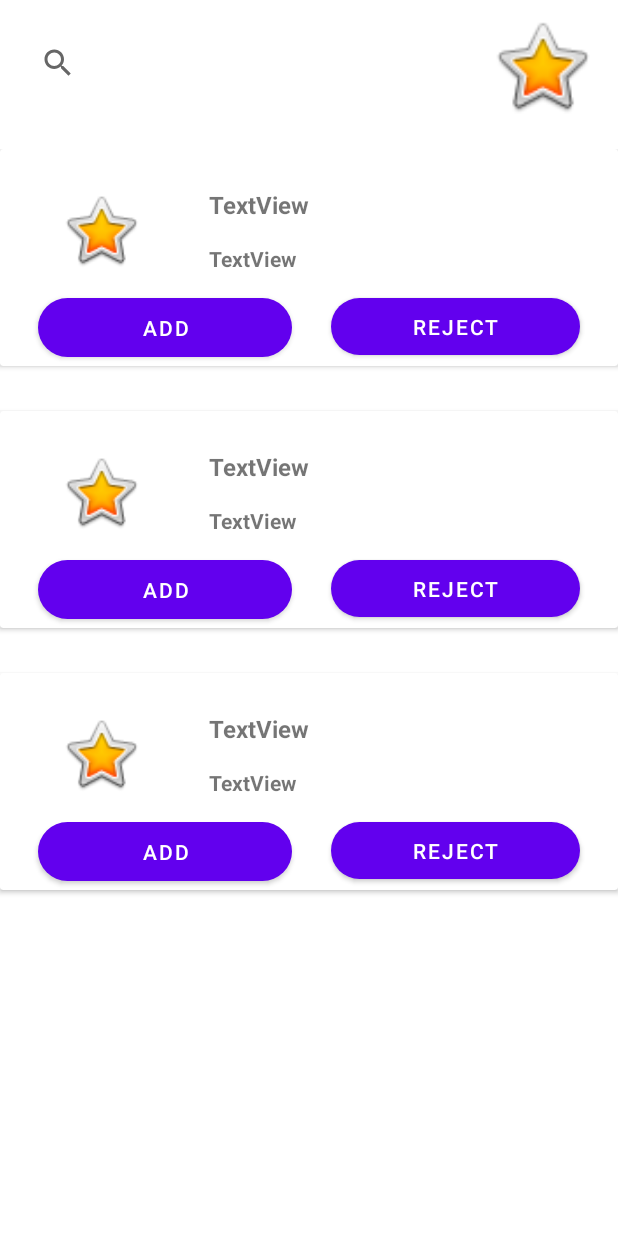
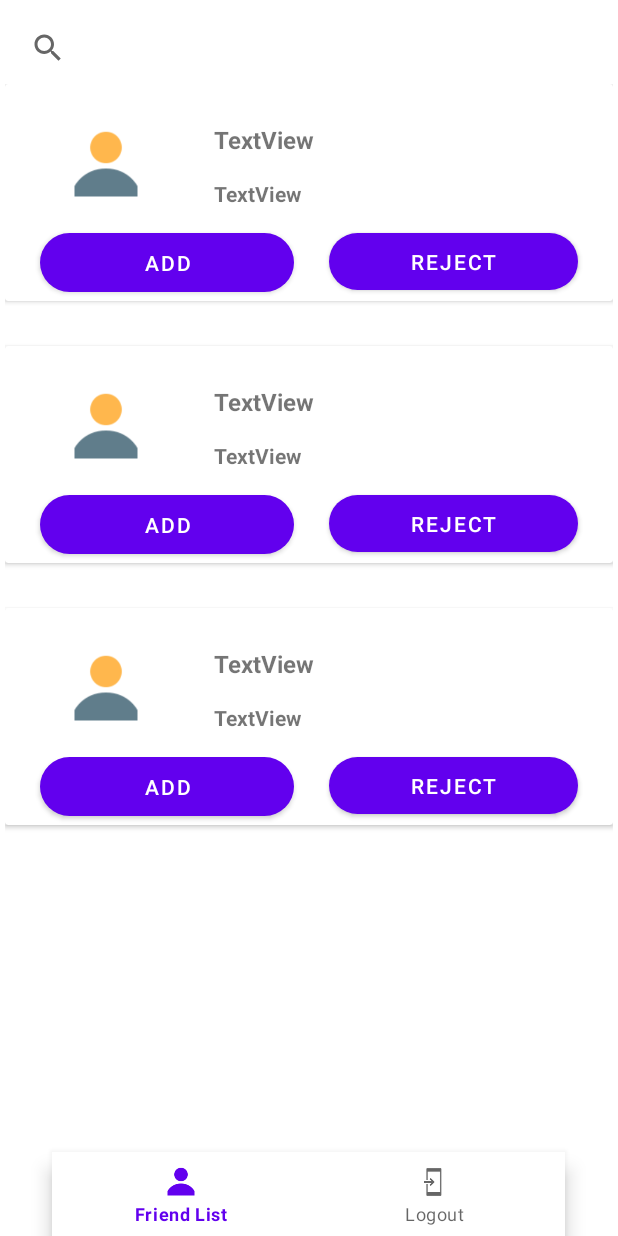
Before and after one commit to bajpaiNikhil/TestChatApp, an Android app: the layout fragment_request.xml on its own in the app's theme, with its tools: preview values and no code run, on a phone screen of 412 x 824 dp. Run offline under Robolectric (Android 15) with nearby library versions, the phone set to English and light mode, and no system bars.

Commit message:
Changes -  Bottom Navigation added to request and global user list, created different menu bars for different fragments and some small ui fix's for list item constraints

```diff
--- a/app/src/main/java/com/example/testchatapp/FriendAdapter.kt
+++ b/app/src/main/java/com/example/testchatapp/FriendAdapter.kt
@@ -11,12 +11,8 @@
 
     class FriendHolder(view : View) : RecyclerView.ViewHolder(view) {
         val userNameIs = view.findViewById<TextView>(R.id.FriendUserName)
-        val userEmail  = view.findViewById<TextView>(R.id.FriendEmail)
         val onlineImage = view.findViewById<ImageView>(R.id.onlineIv)
         val offlineImage = view.findViewById<ImageView>(R.id.offlineIv)
-
-//        val statusFlag = view.findViewById<TextView>(R.id.FriendTvStatus)
-
     }
 
     override fun onCreateViewHolder(parent : ViewGroup, viewType : Int) : FriendHolder {
@@ -30,7 +26,6 @@
         holder.offlineImage.visibility = View.INVISIBLE
 
         holder.userNameIs.text = currentItem.usernameR
-        holder.userEmail.text  = currentItem.emailR
 
         if(currentItem.status == "Active") {
             holder.onlineImage.visibility = View.VISIBLE
--- a/app/src/main/res/layout/fragment_request.xml
+++ b/app/src/main/res/layout/fragment_request.xml
@@ -6,35 +6,34 @@
     android:layout_height="match_parent"
     tools:context=".RequestFragment" >
 
+    <SearchView
+        android:id="@+id/requestSearchView"
+        android:layout_width="0dp"
+        android:layout_height="wrap_content"
+        android:layout_marginStart="8dp"
+        android:layout_marginTop="8dp"
+        android:layout_marginEnd="8dp"
+        app:layout_constraintEnd_toEndOf="parent"
+        app:layout_constraintStart_toStartOf="parent"
+        app:layout_constraintTop_toTopOf="parent" />
+
     <androidx.recyclerview.widget.RecyclerView
         android:id="@+id/requestRecyclerView"
-        android:layout_width="0dp"
-        android:layout_height="0dp"
-        android:layout_marginTop="32dp"
-        app:layout_constraintBottom_toBottomOf="parent"
+        android:layout_width="405dp"
+        android:layout_height="509dp"
         app:layout_constraintEnd_toEndOf="parent"
         app:layout_constraintStart_toStartOf="parent"
         app:layout_constraintTop_toBottomOf="@+id/requestSearchView"
         tools:listitem="@layout/item_request" />
 
-    <SearchView
-        android:id="@+id/requestSearchView"
-        android:layout_width="298dp"
-        android:layout_height="51dp"
-        android:layout_marginStart="16dp"
-        android:layout_marginTop="16dp"
-        android:layout_marginEnd="7dp"
-        app:layout_constraintEnd_toStartOf="@+id/requestViewProfile"
+    <com.google.android.material.bottomnavigation.BottomNavigationView
+        android:id="@+id/bottomNavigationView"
+        android:layout_width="342dp"
+        android:layout_height="wrap_content"
+        app:layout_constraintBottom_toBottomOf="parent"
+        app:layout_constraintEnd_toEndOf="parent"
+        app:layout_constraintHorizontal_bias="0.494"
         app:layout_constraintStart_toStartOf="parent"
-        app:layout_constraintTop_toTopOf="parent" />
+        app:menu="@menu/request_fragment_menu" />
 
-    <ImageView
-        android:id="@+id/requestViewProfile"
-        android:layout_width="85dp"
-        android:layout_height="72dp"
-        android:layout_marginTop="8dp"
-        android:layout_marginEnd="8dp"
-        android:src="@android:drawable/btn_star_big_on"
-        app:layout_constraintEnd_toEndOf="parent"
-        app:layout_constraintTop_toTopOf="parent" />
 </androidx.constraintlayout.widget.ConstraintLayout>
--- a/app/src/main/res/layout/item_request.xml
+++ b/app/src/main/res/layout/item_request.xml
@@ -18,7 +18,7 @@
             android:layout_marginTop="26dp"
             app:layout_constraintStart_toStartOf="parent"
             app:layout_constraintTop_toTopOf="parent"
-            app:srcCompat="@android:drawable/btn_star_big_on" />
+            app:srcCompat="@drawable/profile" />
 
         <TextView
             android:id="@+id/requestMessage"
--- /dev/null
+++ b/app/src/main/res/menu/request_fragment_menu.xml
@@ -0,0 +1,12 @@
+<?xml version="1.0" encoding="utf-8"?>
+<menu xmlns:android="http://schemas.android.com/apk/res/android">
+
+    <item
+        android:id="@+id/FriendList"
+        android:icon="@drawable/profile"
+        android:title="Friend List" />
+    <item
+        android:id="@+id/Logout"
+        android:icon="@drawable/common_full_open_on_phone"
+        android:title="Logout" />
+</menu>
```
Also changed, not shown: app/src/main/java/com/example/testchatapp/RequestFragment.kt (+18 -1 lines), app/src/main/java/com/example/testchatapp/UserFragment.kt (+18 -6 lines), app/src/main/res/layout/fragment_friend.xml (+10 -11 lines), app/src/main/res/layout/fragment_user.xml (+29 -8 lines), app/src/main/res/layout/item_friend.xml (+8 -23 lines), app/src/main/res/layout/item_user.xml (+3 -5 lines), app/src/main/res/navigation/my_nav.xml (+8 -1 lines).
